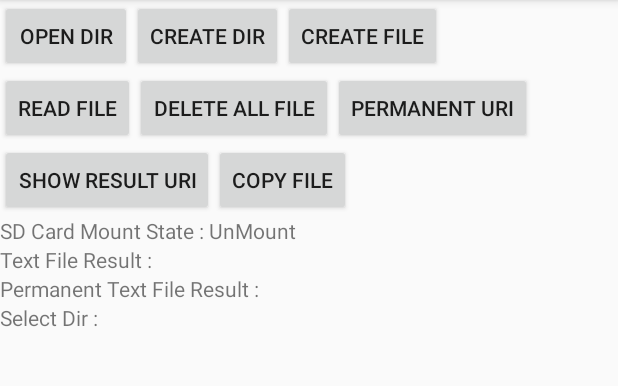
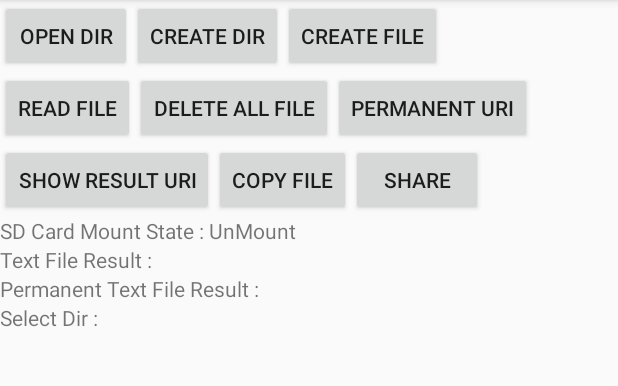
Before and after one commit to isoyoung/StorageAccessFrameworkTester, an Android app: the screen it shows after launch (MainActivity), on a phone screen of 412 x 824 dp, the part 84-470 px from its top. Run offline under Robolectric (Android 15) with nearby library versions, the phone set to English and light mode, and no system bars.

```diff
--- a/StorageAccessFrameworkTester/app/src/main/java/isoyoung/com/storageaccessframeworktester/MainActivity.java
+++ b/StorageAccessFrameworkTester/app/src/main/java/isoyoung/com/storageaccessframeworktester/MainActivity.java
@@ -48,7 +48,8 @@ public class MainActivity extends AppCompatActivity {
     private Button mAllDeleteButton; // 全てのファイルを削除するButton
     private Button mSaveUriButton; // Uriを永続化するButton
     private Button mShowResultButton; // 永続化されているURIのコンテンツを取得し、表示するためのボタン
-    private Button mCopyFile;
+    private Button mCopyFileButton;
+    private Button mShareButton;
 
     private TextView mResultTextView; // テキストファイルの中身
     private TextView mPermanentResultTextView; // SharedPreference中のURIが指すTextViewの中身
@@ -173,14 +174,21 @@ public class MainActivity extends AppCompatActivity {
             }
         });
 
-        mCopyFile = (Button) findViewById(R.id.copy_file_button);
-        mCopyFile.setOnClickListener(new View.OnClickListener() {
+        mCopyFileButton = (Button) findViewById(R.id.copy_file_button);
+        mCopyFileButton.setOnClickListener(new View.OnClickListener() {
             @Override
             public void onClick(View view) {
                 copyFile(mCurrentDirUri);
             }
         });
 
+        mShareButton = (Button) findViewById(R.id.share_button);
+        mShareButton.setOnClickListener(new View.OnClickListener() {
+            @Override
+            public void onClick(View view) {
+                shareSns();
+            }
+        });
 
         mListView = (ListView) findViewById(R.id.storage_contents_listview);
         mAdapter = new DirectoryInformationAdapter(this);
@@ -404,6 +412,7 @@ public class MainActivity extends AppCompatActivity {
      * @param dirUri
      */
     private DocumentFile[] getFileListFromUri(Uri dirUri) {
+
         DocumentFile documentFile = DocumentFile.fromTreeUri(this, dirUri);
         return documentFile.listFiles();
 
@@ -465,4 +474,21 @@ public class MainActivity extends AppCompatActivity {
 
     }
 
+    private void shareSns() {
+        DocumentFile[] docList = null;
+
+        if (mCurrentDirUri != null) {
+            docList = getFileListFromUri(mCurrentDirUri);
+        }
+        Uri uri = docList[1].getUri();
+
+        Intent intent = new Intent();
+        intent.setAction(Intent.ACTION_SEND);
+        intent.setPackage("com.twitter.android");
+        intent.setType("image/jpeg");
+        intent.putExtra(Intent.EXTRA_STREAM, uri);
+        startActivity(intent);
+
+    }
+
 }
--- a/StorageAccessFrameworkTester/app/src/main/res/layout/activity_main.xml
+++ b/StorageAccessFrameworkTester/app/src/main/res/layout/activity_main.xml
@@ -73,6 +73,12 @@
             android:layout_height="wrap_content"
             android:text="Copy File" />
 
+        <Button
+            android:id="@+id/share_button"
+            android:layout_width="wrap_content"
+            android:layout_height="wrap_content"
+            android:text="Share" />
+
     </LinearLayout>
 
     <LinearLayout
```
